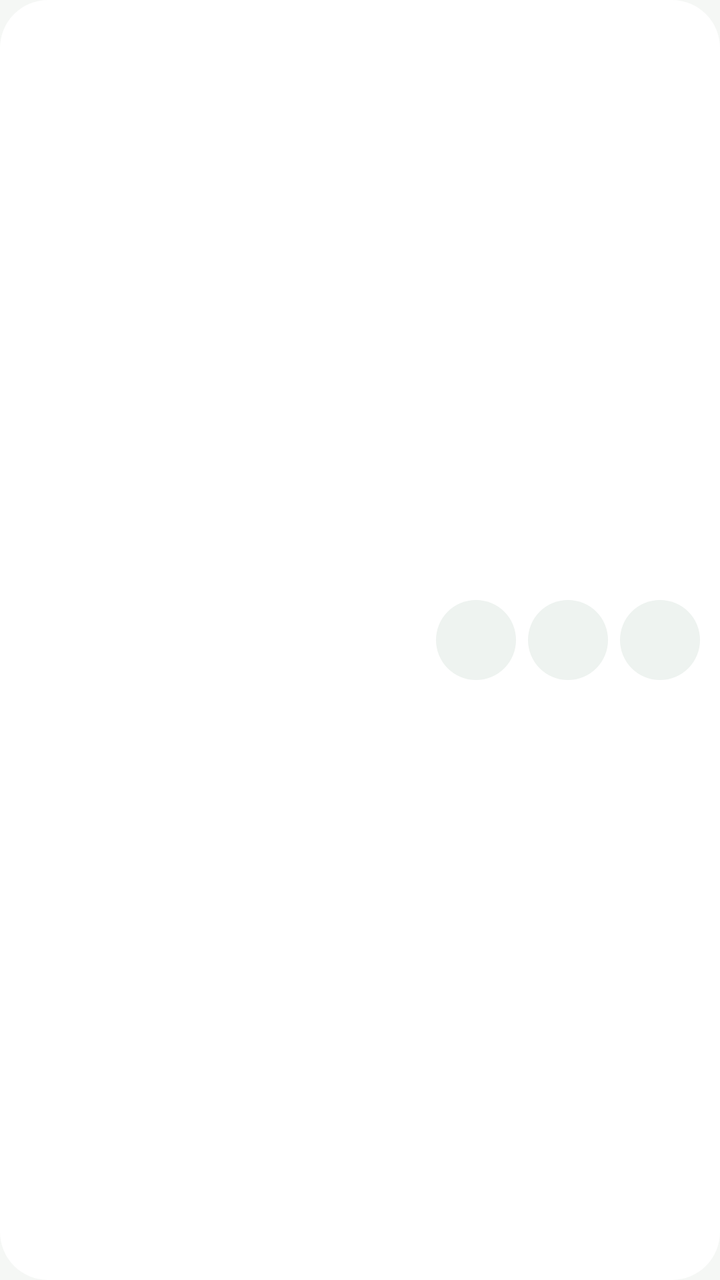
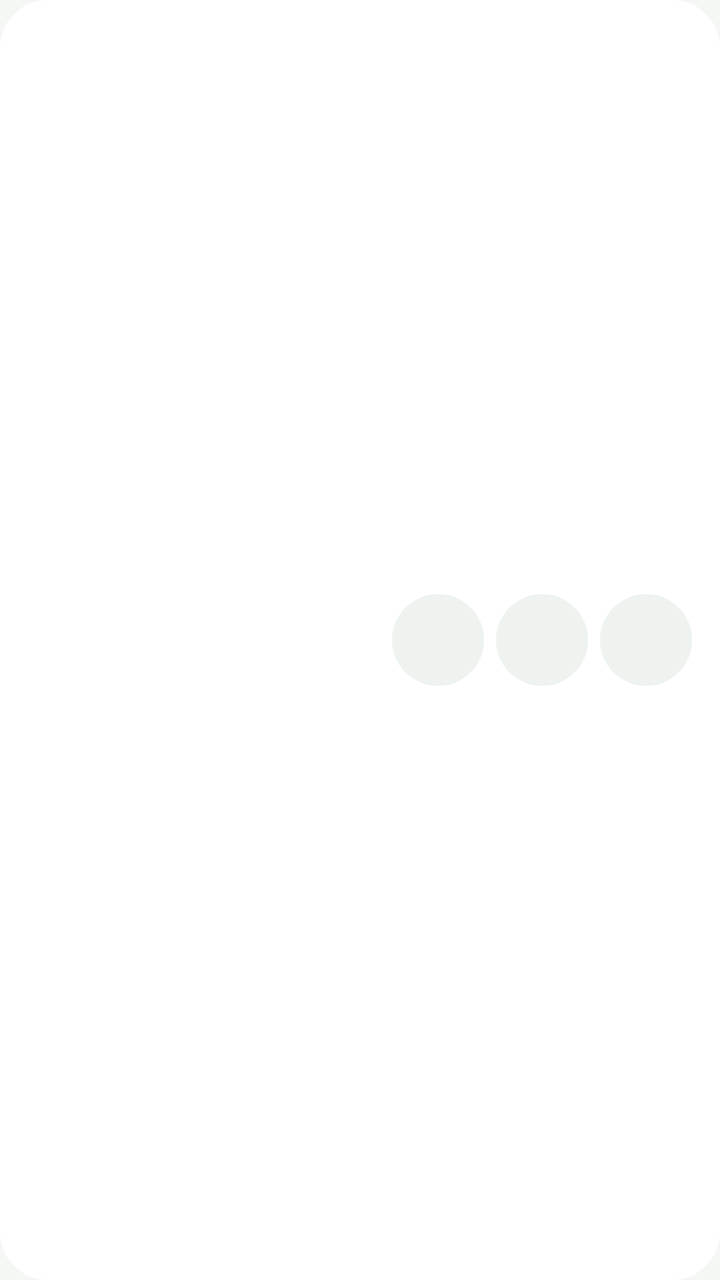

An Android layout rendered at two revisions. The XML below is the earlier revision; the diff shows what the commit changed to produce the second picture.
<!-- AndroidManifest.xml: application theme AppTheme -->
<!-- res/layout/widget_bar.xml -->
<?xml version="1.0" encoding="utf-8"?>
<FrameLayout xmlns:android="http://schemas.android.com/apk/res/android"
    android:layout_width="match_parent" android:layout_height="match_parent">
    <ImageView android:id="@+id/widgetBgImg" android:layout_width="match_parent" android:layout_height="match_parent"
        android:scaleType="fitXY" android:src="@drawable/widget_bg" />
    <LinearLayout android:layout_width="match_parent" android:layout_height="match_parent"
        android:orientation="horizontal" android:gravity="center_vertical"
        android:paddingStart="16dp" android:paddingEnd="10dp">
        <LinearLayout android:id="@+id/barMain" android:layout_width="0dp" android:layout_height="match_parent" android:layout_weight="1"
            android:orientation="vertical" android:gravity="center_vertical">
            <TextView android:id="@+id/barTitle" android:layout_width="match_parent" android:layout_height="wrap_content"
                android:textSize="12sp" android:textColor="@color/widgetMuted" android:fontFamily="@font/pretendard_semibold" android:maxLines="1" android:ellipsize="end" />
            <LinearLayout android:layout_width="match_parent" android:layout_height="wrap_content" android:orientation="horizontal"
                android:gravity="center_vertical" android:layout_marginTop="3dp">
                <ImageView android:id="@+id/barCheck" android:layout_width="20dp" android:layout_height="20dp" android:layout_marginEnd="8dp" android:src="@drawable/widget_check_off" />
                <TextView android:fontFamily="@font/pretendard_regular" android:id="@+id/barText" android:layout_width="0dp" android:layout_height="wrap_content" android:layout_weight="1"
                    android:textSize="15sp" android:textColor="@color/widgetText" android:maxLines="1" android:ellipsize="end" />
            </LinearLayout>
        </LinearLayout>
        <ImageView android:id="@+id/barB1" android:layout_width="40dp" android:layout_height="40dp" android:padding="11dp" android:layout_marginStart="6dp" android:background="@drawable/widget_circle_light" />
        <ImageView android:id="@+id/barB2" android:layout_width="40dp" android:layout_height="40dp" android:padding="11dp" android:layout_marginStart="6dp" android:background="@drawable/widget_circle_light" />
        <ImageView android:id="@+id/barB3" android:layout_width="40dp" android:layout_height="40dp" android:padding="11dp" android:layout_marginStart="6dp" android:background="@drawable/widget_circle_light" />
    </LinearLayout>
</FrameLayout>
<!-- resources referenced by this layout -->
<resources>
  <color name="widgetMuted">#8A958F</color>
  <color name="widgetText">#26302B</color>
  <!-- drawable widget_bg (drawable) -->
  <?xml version="1.0" encoding="utf-8"?>
  <shape xmlns:android="http://schemas.android.com/apk/res/android" android:shape="rectangle">
      <solid android:color="#FFFFFFFF" />
      <corners android:radius="24dp" />
  </shape>
  <!-- drawable widget_check_off (drawable) -->
  <?xml version="1.0" encoding="utf-8"?>
  <shape xmlns:android="http://schemas.android.com/apk/res/android" android:shape="oval">
      <stroke android:width="1.6dp" android:color="#FFFFFFFF" />
      <size android:width="22dp" android:height="22dp" />
  </shape>
  <!-- drawable widget_circle_light (drawable) -->
  <?xml version="1.0" encoding="utf-8"?>
  <shape xmlns:android="http://schemas.android.com/apk/res/android" android:shape="oval"><solid android:color="#FFEEF3F0" /></shape>
  <style name="AppTheme" parent="Theme.AppCompat.DayNight.NoActionBar">
          <item name="android:windowBackground">@color/appBg</item>
      </style>
  <color name="appBg">#F5F7F5</color>
</resources>

<!-- the commit's change to res/layout/widget_bar.xml (unified diff, before → after) -->
@@ -5,20 +5,20 @@
         android:scaleType="fitXY" android:src="@drawable/widget_bg" />
     <LinearLayout android:layout_width="match_parent" android:layout_height="match_parent"
         android:orientation="horizontal" android:gravity="center_vertical"
-        android:paddingStart="16dp" android:paddingEnd="10dp">
+        android:paddingStart="20dp" android:paddingEnd="14dp">
         <LinearLayout android:id="@+id/barMain" android:layout_width="0dp" android:layout_height="match_parent" android:layout_weight="1"
             android:orientation="vertical" android:gravity="center_vertical">
             <TextView android:id="@+id/barTitle" android:layout_width="match_parent" android:layout_height="wrap_content"
                 android:textSize="12sp" android:textColor="@color/widgetMuted" android:fontFamily="@font/pretendard_semibold" android:maxLines="1" android:ellipsize="end" />
             <LinearLayout android:layout_width="match_parent" android:layout_height="wrap_content" android:orientation="horizontal"
-                android:gravity="center_vertical" android:layout_marginTop="3dp">
-                <ImageView android:id="@+id/barCheck" android:layout_width="20dp" android:layout_height="20dp" android:layout_marginEnd="8dp" android:src="@drawable/widget_check_off" />
+                android:gravity="center_vertical" android:layout_marginTop="6dp">
+                <ImageView android:id="@+id/barCheck" android:layout_width="24dp" android:layout_height="24dp" android:layout_marginEnd="8dp" android:src="@drawable/widget_check_off" />
                 <TextView android:fontFamily="@font/pretendard_regular" android:id="@+id/barText" android:layout_width="0dp" android:layout_height="wrap_content" android:layout_weight="1"
                     android:textSize="15sp" android:textColor="@color/widgetText" android:maxLines="1" android:ellipsize="end" />
             </LinearLayout>
         </LinearLayout>
-        <ImageView android:id="@+id/barB1" android:layout_width="40dp" android:layout_height="40dp" android:padding="11dp" android:layout_marginStart="6dp" android:background="@drawable/widget_circle_light" />
-        <ImageView android:id="@+id/barB2" android:layout_width="40dp" android:layout_height="40dp" android:padding="11dp" android:layout_marginStart="6dp" android:background="@drawable/widget_circle_light" />
-        <ImageView android:id="@+id/barB3" android:layout_width="40dp" android:layout_height="40dp" android:padding="11dp" android:layout_marginStart="6dp" android:background="@drawable/widget_circle_light" />
+        <ImageView android:id="@+id/barB1" android:layout_width="46dp" android:layout_height="46dp" android:padding="12dp" android:layout_marginStart="6dp" android:background="@drawable/widget_circle_light" />
+        <ImageView android:id="@+id/barB2" android:layout_width="46dp" android:layout_height="46dp" android:padding="12dp" android:layout_marginStart="6dp" android:background="@drawable/widget_circle_light" />
+        <ImageView android:id="@+id/barB3" android:layout_width="46dp" android:layout_height="46dp" android:padding="12dp" android:layout_marginStart="6dp" android:background="@drawable/widget_circle_light" />
     </LinearLayout>
 </FrameLayout>
